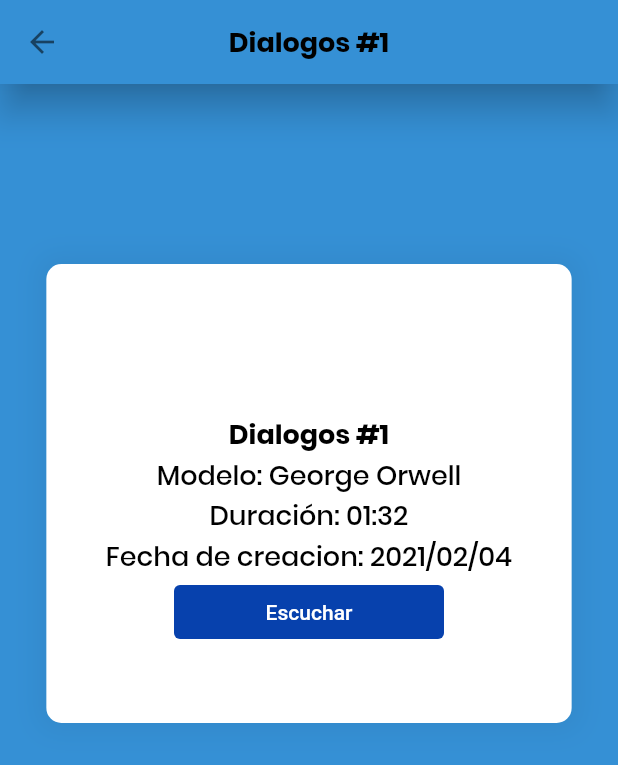
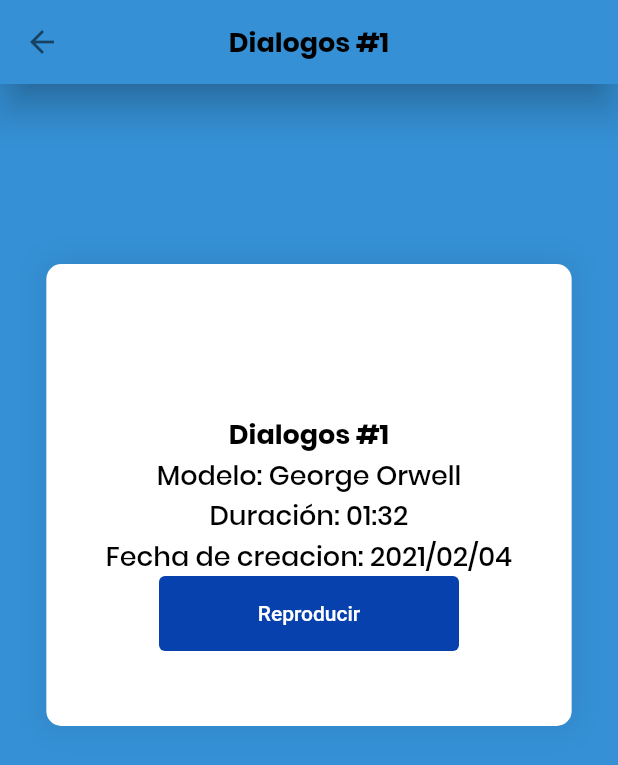
Before and after one commit to ValdrST/Morpheus, a Flutter app: the Morphs screen opened by its route, after a tap on "Escuchar", on a phone screen of 412 x 824 dp. Shown: the top 765 px of the screen. Run offline on Flutter 3.47's test engine with Material 2 defaults, Android fonts, the phone set to English and light mode, and no system bars; our stand-ins replace page_transition, smooth_star_rating, toast; missing offline and left inert: postgres.

Commit message:
Version final final

```diff
--- a/aplicacion/morpheus/lib/src/screens/Models.dart
+++ b/aplicacion/morpheus/lib/src/screens/Models.dart
@@ -92,7 +92,7 @@ Widget storeTab(BuildContext context) {
 
   return ListView(children: <Widget>[
     headerTopCategories(),
-    modelos_list('Mis Modelos', onViewMore: () {},items: <Widget>[
+    modelosList('Mis Modelos', onViewMore: () {},items: <Widget>[
       modelItem(
         modelos[0], onTapped: () {
         Navigator.push(
@@ -195,7 +195,7 @@ Widget headerCategoryItem(String name, IconData icon, {onPressed}) {
   );
 }
 
-Widget modelos_list(String dealTitle, {onViewMore, List<Widget> items}) {
+Widget modelosList(String dealTitle, {onViewMore, List<Widget> items}) {
   return Container(
     margin: EdgeInsets.only(top: 5),
     child: Column(
@@ -204,7 +204,7 @@ Widget modelos_list(String dealTitle, {onViewMore, List<Widget> items}) {
       children: <Widget>[
         sectionHeader(dealTitle, onViewMore: onViewMore),
         SizedBox(
-          height: 800,
+          height: 500,
           width: 800,
           child: ListView(
             scrollDirection: Axis.horizontal,
--- a/aplicacion/morpheus/lib/src/screens/MorphPage.dart
+++ b/aplicacion/morpheus/lib/src/screens/MorphPage.dart
@@ -4,7 +4,7 @@ import '../shared/styles.dart';
 import '../shared/colors.dart';
 import '../shared/partials.dart';
 import '../shared/buttons.dart';
-import 'package:smooth_star_rating/smooth_star_rating.dart';
+import 'package:toast/toast.dart';
 
 class MorphPage extends StatefulWidget {
   final String pageTitle;
@@ -54,8 +54,9 @@ class _MorphPageState extends State<MorphPage> {
                           Text("Duración: "+ widget.morphData.duracion.toString().substring(2,7), style: h5),
                           Text("Fecha de creacion: "+"${widget.morphData.fecha.year.toString()}/${widget.morphData.fecha.month.toString().padLeft(2,'0')}/${widget.morphData.fecha.day.toString().padLeft(2,'0')}", style: h5),
                           Container(
-                            width: 180,
-                            child: froyoFlatBtn('Escuchar', () {})
+                            width: 200,
+                            height: 50,
+                            child: froyoFlatBtn('Reproducir', (){Toast.show("Reproduciendo Morph", context, duration: Toast.LENGTH_SHORT, gravity:  Toast.BOTTOM);})
                           )
                         ],
                       ),
--- a/aplicacion/morpheus/lib/src/screens/Morphs.dart
+++ b/aplicacion/morpheus/lib/src/screens/Morphs.dart
@@ -76,7 +76,7 @@ Widget storeTab(BuildContext context) {
 
   return ListView(children: <Widget>[
     headerTopCategories(),
-    morphs_list('Mis Morphs', onViewMore: () {}, items: <Widget>[
+    morphList('Mis Morphs', onViewMore: () {}, items: <Widget>[
       morphItem(morphs[0], onTapped: () {
         Navigator.push(
           context,
@@ -133,7 +133,7 @@ Widget storeTab(BuildContext context) {
   ]);
 }
 
-Widget morphs_list(String dealTitle, {onViewMore, List<Widget> items}) {
+Widget morphList(String dealTitle, {onViewMore, List<Widget> items}) {
   return Container(
     margin: EdgeInsets.only(top: 5),
     child: Column(
@@ -142,7 +142,7 @@ Widget morphs_list(String dealTitle, {onViewMore, List<Widget> items}) {
       children: <Widget>[
         sectionHeader(dealTitle, onViewMore: onViewMore),
         SizedBox(
-          height: 800,
+          height: 500,
           width: 800,
           child: ListView(
             scrollDirection: Axis.vertical,
--- a/aplicacion/morpheus/lib/src/shared/partials.dart
+++ b/aplicacion/morpheus/lib/src/shared/partials.dart
@@ -101,13 +101,12 @@ Widget morphItem(Morph morph,
     {double imgWidth, onLike, onTapped, bool isProductPage = false}) {
   return Container(
     width: 150,
-    height: 150,
-    // color: Colors.red,
+    height: 120,
     margin: EdgeInsets.all(10),
     decoration: (!isProductPage) ? BoxDecoration(
       border: Border.all(color: Colors.blueAccent),
       borderRadius: BorderRadius.all(
-        Radius.circular(5.0) //                 <--- border radius here
+        Radius.circular(5.0)
     ),
     ):BoxDecoration(),
     child: Column(
```
Also changed, not shown: 2 other files.
